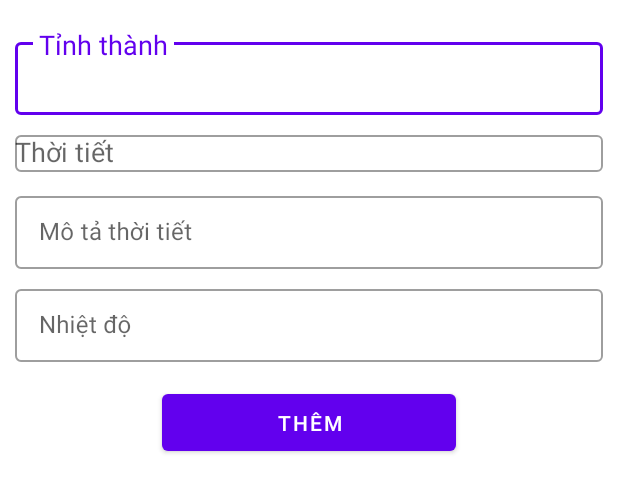
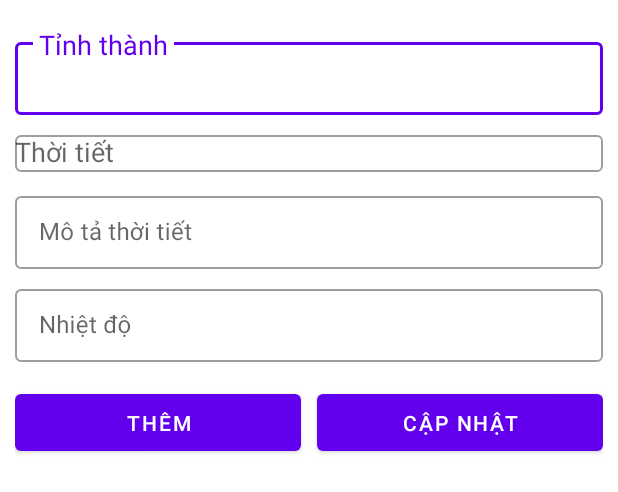
Before and after one commit to lana-learn-coding/andr-starter-legacy, an Android app: the layout activity_form.xml on its own in the app's theme, with its tools: preview values and no code run, on a phone screen of 412 x 824 dp. Shown: the top 492 px of the screen. Run offline under Robolectric (Android 15) with nearby library versions, the phone set to English and light mode, and no system bars.

Commit message:
feat: separate edit/save button

```diff
--- a/app/src/main/res/layout/activity_form.xml
+++ b/app/src/main/res/layout/activity_form.xml
@@ -83,10 +83,20 @@
             android:layout_width="0dp"
             android:layout_height="50dp"
             android:layout_weight="1"
+            android:layout_marginEnd="5dp"
             android:text="Thêm"
             android:textColor="@color/white"
             app:backgroundTint="@color/purple_500" />
 
+        <android.support.design.button.MaterialButton
+            android:layout_marginStart="5dp"
+            android:id="@+id/btn_update"
+            android:layout_width="0dp"
+            android:layout_height="50dp"
+            android:layout_weight="1"
+            android:text="Cập nhật"
+            android:textColor="@color/white"
+            app:backgroundTint="@color/purple_500" />
     </LinearLayout>
 
 </LinearLayout>
```
Also changed, not shown: app/src/main/java/andr/legacy/FormActivity.java (+37 -20 lines).
